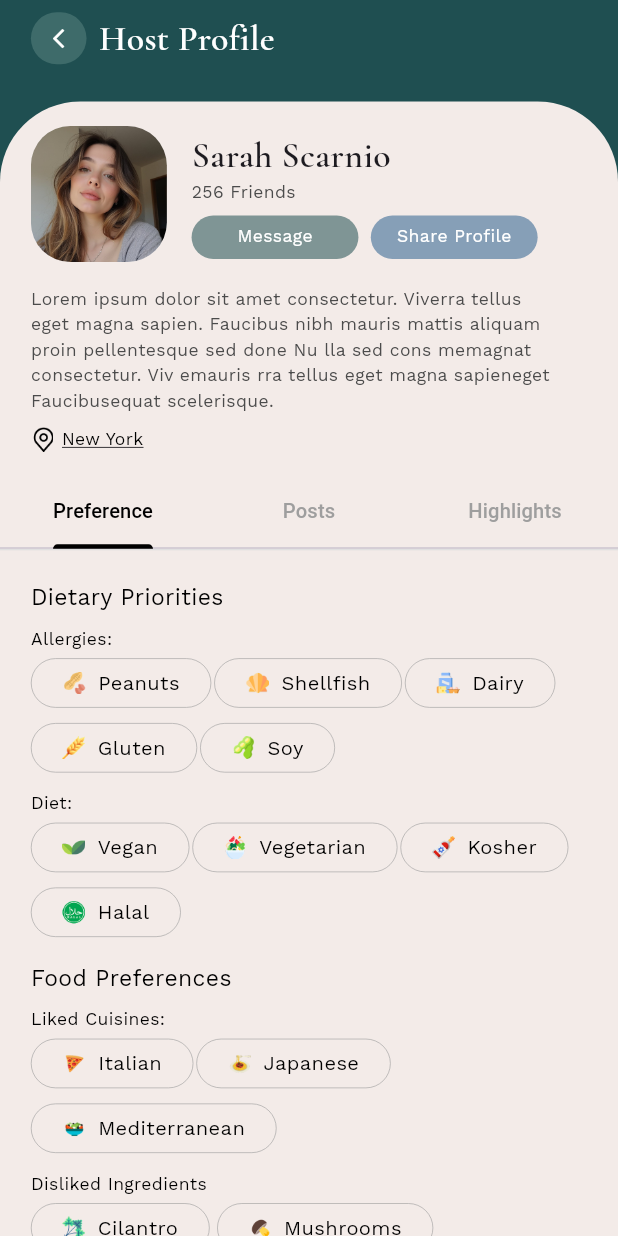
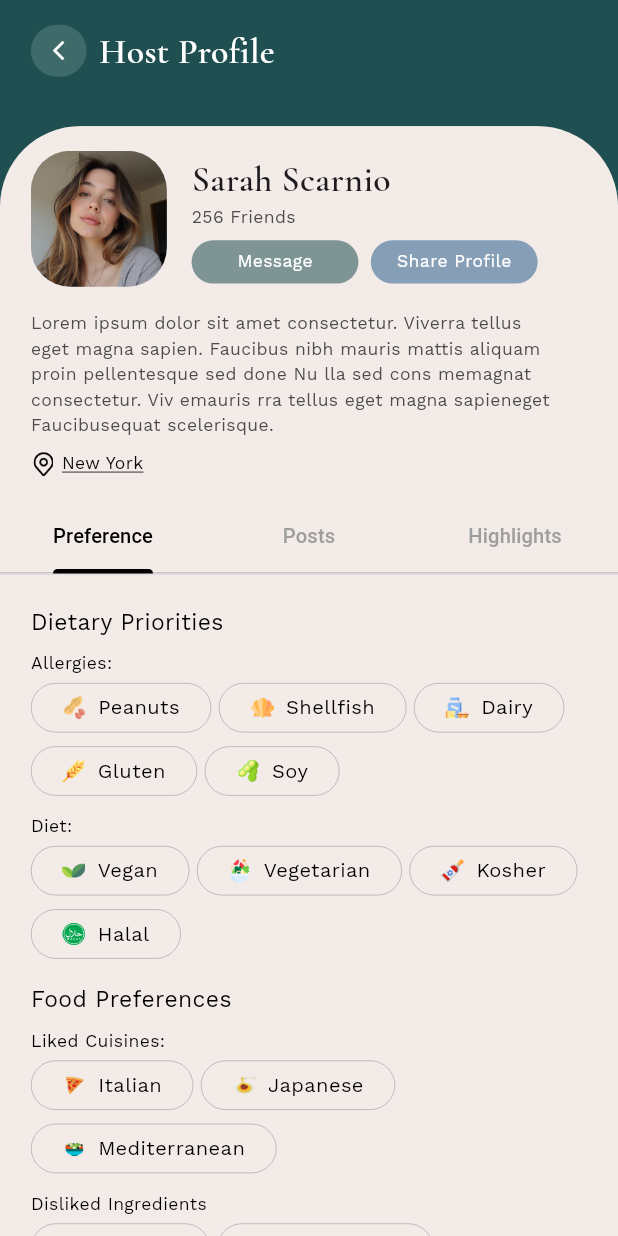
Before and after one commit to hamzaeh04/Yestable-New, a Flutter app: the HostProfileScreen screen opened by its route, on a phone screen of 412 x 824 dp. Run offline on Flutter 3.47's test engine with Material 3 defaults, Android fonts, the phone set to English and light mode, and no system bars; our stand-ins replace country_picker, flutter_rating_bar, get, pin_code_fields, shared_preferences, sizer; accounts and stored records are empty.

Commit message:
Minor fixes

```diff
--- a/lib/views/guest_screens/profile_setup_screens/community_profile.dart
+++ b/lib/views/guest_screens/profile_setup_screens/community_profile.dart
@@ -63,7 +63,7 @@ class CommunityProfile extends StatelessWidget {
           children: [
             // Top Header
             Padding(
-              padding: EdgeInsets.symmetric(horizontal: 5.w, vertical: 1.h),
+              padding: EdgeInsets.symmetric(horizontal: 5.w, vertical: 2.h),
               child: Row(
                 mainAxisAlignment: MainAxisAlignment.spaceBetween,
                 children: [
--- a/lib/views/guest_screens/profile_setup_screens/food_preferences_one.dart
+++ b/lib/views/guest_screens/profile_setup_screens/food_preferences_one.dart
@@ -51,6 +51,7 @@ class FoodPreferencesOne extends StatelessWidget {
               ),
               child: Image.asset(
                 "assets/png/food_preference_one.png",
+                height: 30.h,
                 width: 100.w,
                 fit: BoxFit.cover,
               ),
--- a/lib/views/guest_screens/profile_setup_screens/food_preferences_two.dart
+++ b/lib/views/guest_screens/profile_setup_screens/food_preferences_two.dart
@@ -53,6 +53,7 @@ class FoodPreferencesTwo extends StatelessWidget {
               ),
               child: Image.asset(
                 "assets/png/food_preferences_two.png",
+                height: 30.h,
                 width: 100.w,
                 fit: BoxFit.cover,
               ),
--- a/lib/views/guest_screens/profile_setup_screens/host_profile_screen.dart
+++ b/lib/views/guest_screens/profile_setup_screens/host_profile_screen.dart
@@ -35,7 +35,6 @@ class HostProfileScreen extends StatelessWidget {
     {"name": "Cilantro", "imgPath": "assets/png/profile_food_images/cilantro.png"},
     {"name": "Mushrooms", "imgPath": "assets/png/profile_food_images/mushroom.png"},
     {"name": "Spicy Foods", "imgPath": "assets/png/profile_food_images/spicyfood.png"},
-    {"name": "Halal", "imgPath": "assets/png/profile_food_images/halal.png"},
   ];
 
   final List<Map<String, String>> likedCuisine = [
@@ -45,11 +44,11 @@ class HostProfileScreen extends StatelessWidget {
   ];
 
   final List<String> eventAccesibilityList = [
-    "Quiet Space", "Larger Seating", "Gluten-Free", "Wheelchair Accessible",
-    "ASL Interpreter", "Vegan Option", "Halal", "Kosher", "Keto",
+    "Quiet Space", "Larger Seating", "Wheelchair Accessible",
+    "ASL Interpreter",
     "Family Restroom", "Pets Allowed", "Childrens Area", "Smoke Present",
     "There Are Steps To Climb", "Non Swimming Event", "Firearms Are Present",
-    "Shellfish Will Be Served", "Peanuts Free", "Event Ends At A Time"
+    "Event Ends At A Time"
   ];
 
   @override
@@ -64,7 +63,7 @@ class HostProfileScreen extends StatelessWidget {
           children: [
             // Top Header
             Padding(
-              padding: EdgeInsets.symmetric(horizontal: 5.w, vertical: 1.h),
+              padding: EdgeInsets.symmetric(horizontal: 5.w, vertical: 2.h),
               child: Row(
                 children: [
                   homeIconWidget(
@@ -259,8 +258,8 @@ class HostProfileScreen extends StatelessWidget {
                                         color: blackColor,
                                       ),
                                       Wrap(
-                                        spacing: 2.0,
-                                        runSpacing: 2.0,
+                                        spacing: 5,
+                                        runSpacing: 1,
                                         children: List.generate(
                                           allergies.length,
                                               (index) => foodPreferencesOne(
@@ -277,8 +276,8 @@ class HostProfileScreen extends StatelessWidget {
                                         color: blackColor,
                                       ),
                                       Wrap(
-                                        spacing: 2.0,
-                                        runSpacing: 2.0,
+                                        spacing: 5,
+                                        runSpacing: 1,
                                         children: List.generate(
                                           diet.length,
                                               (index) => foodPreferencesOne(
@@ -302,8 +301,8 @@ class HostProfileScreen extends StatelessWidget {
                                         color: blackColor,
                                       ),
                                       Wrap(
-                                        spacing: 2.0,
-                                        runSpacing: 2.0,
+                                        spacing: 5,
+                                        runSpacing: 1,
                                         children: List.generate(
                                           likedCuisine.length,
                                               (index) => foodPreferencesOne(
--- a/lib/views/host_screens/host_profile_setup_screens/host_food_preference_one.dart
+++ b/lib/views/host_screens/host_profile_setup_screens/host_food_preference_one.dart
@@ -52,6 +52,7 @@ class HostFoodPreferenceOne extends StatelessWidget {
               ),
               child: Image.asset(
                 "assets/png/food_preferences_two.png",
+                height: 30.h,
                 width: 100.w,
                 fit: BoxFit.cover,
               ),
--- a/lib/views/host_screens/host_profile_setup_screens/host_food_preference_two.dart
+++ b/lib/views/host_screens/host_profile_setup_screens/host_food_preference_two.dart
@@ -54,6 +54,7 @@ class HostFoodPreferenceTwo extends StatelessWidget {
               ),
               child: Image.asset(
                 "assets/png/food_preferences_two.png",
+                height: 30.h,
                 width: 100.w,
                 fit: BoxFit.cover,
               ),
```
Also changed, not shown: lib/views/guest_screens/dashboard/my_profile_screen.dart (+10 -11 lines), lib/views/guest_screens/dashboard/search_screen.dart (+4 -5 lines).
